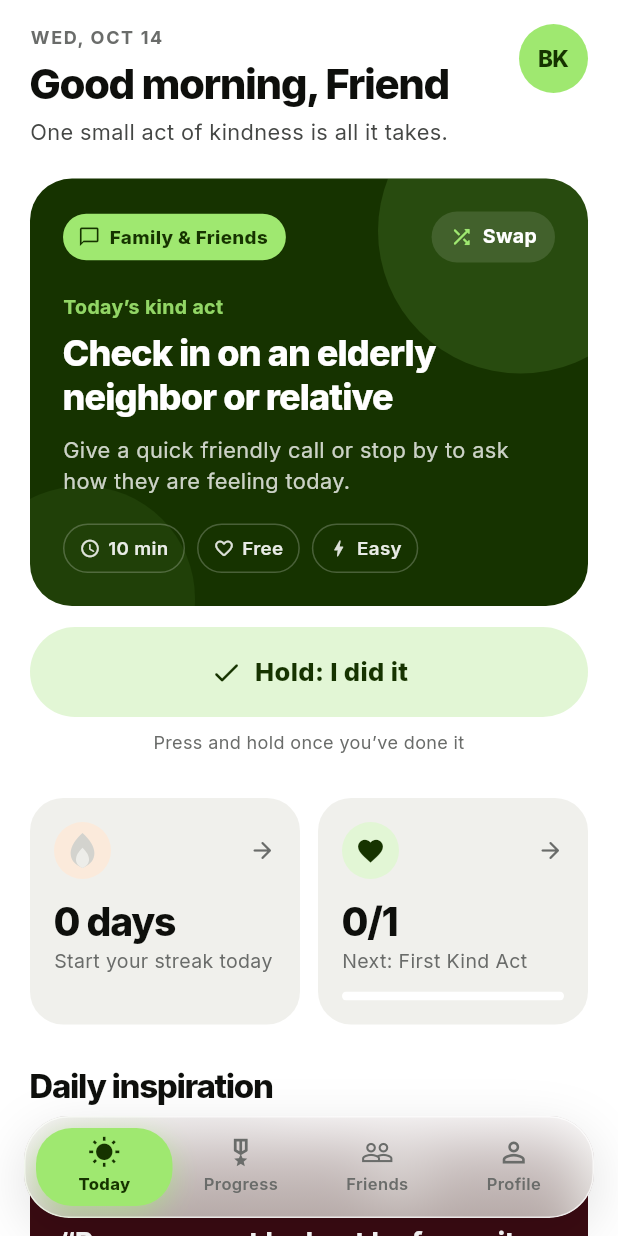
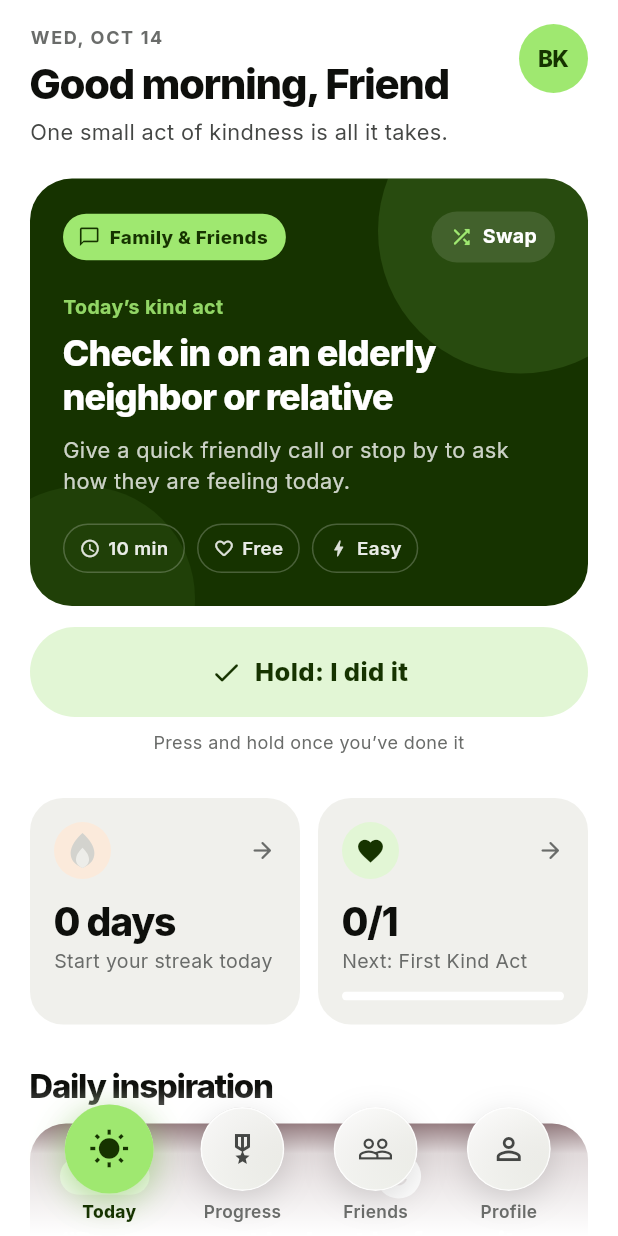
Before and after one commit to alihamzajj/be-kind-app, a Flutter app: the screen it shows after launch, after a tap on "Start as a guest", after a tap on "Skip", on a phone screen of 412 x 824 dp. Run offline on Flutter 3.47's test engine with Material 3 defaults, Android fonts, the phone set to English and light mode, and no system bars; our stand-ins replace flutter_local_notifications, flutter_riverpod, flutter_timezone, go_router, google_fonts, share_plus and 3 more; accounts and stored records are empty.

Commit message:
feat(nav): floating glass bubble tab buttons
Replace the frosted pill bar with four round frosted-glass buttons. The
active tab fills lime with a glow and grows slightly; labels sit below
each button. A fade in the page colour behind the buttons keeps labels
readable over scrolled content. Buttons shrink to fit 320px screens.

Co-Authored-By: Claude Opus 5.5 <noreply@anthropic.com>

```diff
--- a/lib/app/app_shell.dart
+++ b/lib/app/app_shell.dart
@@ -87,7 +87,9 @@ const List<_NavItem> _navItems = [
   (icon: Icons.person_outline, activeIcon: Icons.person, label: 'Profile'),
 ];
 
-/// Floating frosted-glass tab bar with a lime pill on the active tab.
+/// Four floating round glass buttons; the active one turns lime and glows.
+/// A soft fade in the page colour sits behind them so labels stay readable
+/// over whatever scrolls underneath.
 class _GlassNavBar extends StatelessWidget {
   const _GlassNavBar({required this.currentIndex, required this.onSelected});
 
@@ -96,52 +98,29 @@ class _GlassNavBar extends StatelessWidget {
 
   @override
   Widget build(BuildContext context) {
-    final dark = AppColors.palette.brightness == Brightness.dark;
-    final radius = BorderRadius.circular(30);
-    return SafeArea(
-      top: false,
-      minimum: const EdgeInsets.fromLTRB(16, 0, 16, 12),
-      child: DecoratedBox(
+    return DecoratedBox(
       decoration: BoxDecoration(
-          borderRadius: radius,
-          boxShadow: [
-            BoxShadow(
-              color: Colors.black.withValues(alpha: dark ? 0.45 : 0.12),
-              blurRadius: 30,
-              offset: const Offset(0, 10),
-            ),
-          ],
-        ),
-        child: ClipRRect(
-          borderRadius: radius,
-          child: BackdropFilter(
-            filter: ImageFilter.blur(sigmaX: 20, sigmaY: 20),
-            child: Container(
-              height: 68,
-              padding: const EdgeInsets.all(7),
-              decoration: BoxDecoration(
-                borderRadius: radius,
-                border: Border.all(
-                  color: Colors.white.withValues(alpha: dark ? 0.12 : 0.7),
-                ),
         gradient: LinearGradient(
           begin: Alignment.topCenter,
           end: Alignment.bottomCenter,
-                  colors: dark
-                      ? [
-                          const Color(0xFF2A2D27).withValues(alpha: 0.72),
-                          const Color(0xFF151713).withValues(alpha: 0.72),
-                        ]
-                      : [
-                          Colors.white.withValues(alpha: 0.82),
-                          const Color(0xFFF4F6F0).withValues(alpha: 0.68),
+          stops: const [0, 0.45, 1],
+          colors: [
+            AppColors.ground.withValues(alpha: 0),
+            AppColors.ground.withValues(alpha: 0.85),
+            AppColors.ground,
           ],
         ),
       ),
+      child: SafeArea(
+        top: false,
+        minimum: const EdgeInsets.only(bottom: 8),
+        child: Padding(
+          padding: const EdgeInsets.fromLTRB(12, 14, 12, 0),
           child: Row(
+            mainAxisAlignment: MainAxisAlignment.spaceEvenly,
             children: [
               for (var i = 0; i < _navItems.length; i++)
-                    Expanded(
+                Flexible(
                   child: _GlassNavButton(
                     item: _navItems[i],
                     selected: i == currentIndex,
@@ -149,8 +128,6 @@ class _GlassNavBar extends StatelessWidget {
                   ),
                 ),
             ],
-              ),
-            ),
           ),
         ),
       ),
@@ -169,61 +146,131 @@ class _GlassNavButton extends StatelessWidget {
   final bool selected;
   final VoidCallback onTap;
 
+  static const _size = 56.0;
+
   @override
   Widget build(BuildContext context) {
-    final fg = selected ? AppColors.onLime : AppColors.muted;
-    final radius = BorderRadius.circular(24);
+    final dark = AppColors.palette.brightness == Brightness.dark;
     return Semantics(
       button: true,
       selected: selected,
       label: item.label,
       excludeSemantics: true,
-      child: Material(
-        type: MaterialType.transparency,
-        child: InkWell(
-          borderRadius: radius,
+      child: GestureDetector(
+        behavior: HitTestBehavior.opaque,
         onTap: () {
           HapticFeedback.selectionClick();
           onTap();
         },
-          child: AnimatedContainer(
+        child: ConstrainedBox(
+          constraints: const BoxConstraints(maxWidth: 76),
+          child: Column(
+            mainAxisSize: MainAxisSize.min,
+            children: [
+              AnimatedScale(
+                scale: selected ? 1.06 : 1,
                 duration: const Duration(milliseconds: 260),
-            curve: Curves.easeOutCubic,
+                curve: Curves.easeOutBack,
+                child: SizedBox(
+                  width: _size,
+                  height: _size,
+                  child: Stack(
+                    children: [
+                      // Frosted glass base.
+                      DecoratedBox(
                         decoration: BoxDecoration(
-              borderRadius: radius,
-              color: selected ? AppColors.lime : Colors.transparent,
-              boxShadow: selected
+                          shape: BoxShape.circle,
+                          boxShadow: [
+                            BoxShadow(
+                              color: Colors.black.withValues(
+                                alpha: dark ? 0.45 : 0.14,
+                              ),
+                              blurRadius: 18,
+                              offset: const Offset(0, 6),
+                            ),
+                          ],
+                        ),
+                        child: ClipOval(
+                          child: BackdropFilter(
+                            filter: ImageFilter.blur(sigmaX: 18, sigmaY: 18),
+                            child: Container(
+                              width: _size,
+                              height: _size,
+                              decoration: BoxDecoration(
+                                shape: BoxShape.circle,
+                                border: Border.all(
+                                  color: Colors.white.withValues(
+                                    alpha: dark ? 0.14 : 0.85,
+                                  ),
+                                ),
+                                gradient: LinearGradient(
+                                  begin: Alignment.topLeft,
+                                  end: Alignment.bottomRight,
+                                  colors: dark
                                       ? [
+                                          const Color(
+                                            0xFF2E312A,
+                                          ).withValues(alpha: 0.78),
+                                          const Color(
+                                            0xFF151713,
+                                          ).withValues(alpha: 0.78),
+                                        ]
+                                      : [
+                                          Colors.white.withValues(alpha: 0.9),
+                                          const Color(
+                                            0xFFEFF2EA,
+                                          ).withValues(alpha: 0.75),
+                                        ],
+                                ),
+                              ),
+                            ),
+                          ),
+                        ),
+                      ),
+                      // Lime fill that fades in when active.
+                      AnimatedOpacity(
+                        opacity: selected ? 1 : 0,
+                        duration: const Duration(milliseconds: 220),
+                        child: Container(
+                          width: _size,
+                          height: _size,
+                          decoration: BoxDecoration(
+                            shape: BoxShape.circle,
+                            color: AppColors.lime,
+                            boxShadow: [
                               BoxShadow(
-                        color: AppColors.lime.withValues(alpha: 0.45),
-                        blurRadius: 14,
-                        offset: const Offset(0, 4),
+                                color: AppColors.lime.withValues(alpha: 0.55),
+                                blurRadius: 18,
+                                offset: const Offset(0, 5),
                               ),
-                    ]
-                  : null,
+                            ],
                           ),
-            child: Column(
-              mainAxisAlignment: MainAxisAlignment.center,
-              children: [
-                Icon(
+                        ),
+                      ),
+                      Center(
+                        child: Icon(
                           selected ? item.activeIcon : item.icon,
-                  size: 22,
-                  color: fg,
+                          size: selected ? 26 : 24,
+                          color: selected ? AppColors.onLime : AppColors.inkSoft,
                         ),
-                const SizedBox(height: 2),
+                      ),
+                    ],
+                  ),
+                ),
+              ),
+              const SizedBox(height: 5),
               Text(
                 item.label,
                 maxLines: 1,
                 overflow: TextOverflow.fade,
                 softWrap: false,
                 style: TextStyle(
-                    fontSize: 11,
+                  fontSize: 11.5,
                   fontWeight: selected ? FontWeight.w800 : FontWeight.w600,
-                    color: fg,
+                  color: selected ? AppColors.accent : AppColors.muted,
                 ),
               ),
             ],
-            ),
           ),
         ),
       ),
```
Also changed, not shown: 1 other file. Lines whose indentation alone changed are shown as unchanged.
